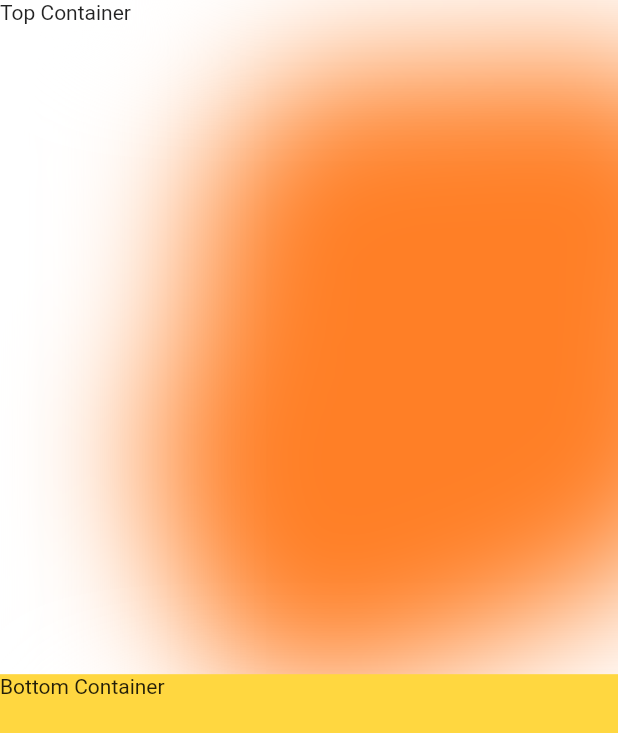
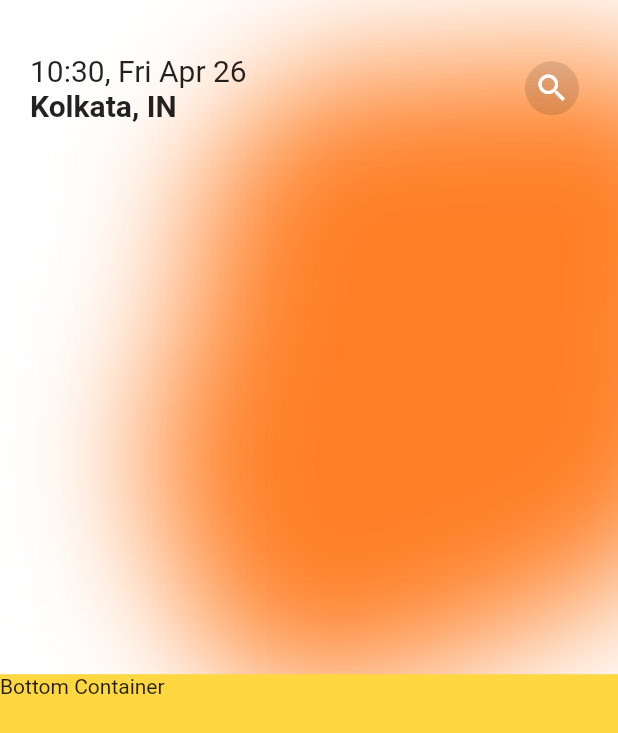
Before and after one commit to xybercommander/new_flutter_weather, a Flutter app: the screen it shows after launch, on a phone screen of 412 x 824 dp. Shown: the top 733 px of the screen. Run offline on Flutter 3.47's test engine with Material 2 defaults, Android fonts, the phone set to English and light mode, and no system bars.

Commit message:
fixing top container

```diff
--- a/lib/homepage.dart
+++ b/lib/homepage.dart
@@ -1,3 +1,5 @@
+import 'dart:async';
+
 import 'package:flutter/material.dart';
 import 'package:new_weather_app/widgets/bg-color-widgets.dart';
 
@@ -7,6 +9,44 @@ class HomePage extends StatefulWidget {
 }
 
 class _HomePageState extends State<HomePage> {
+  List<String> weekday = ['Thursday', 'Friday', 'Saturday', 'Sunday', 'Monday', 'Tuesday', 'Wednesday'];
+  List<String> months = [
+    'December',
+    'January',
+    'February',
+    'March',
+    'April',
+    'May',
+    'June',
+    'July',
+    'August',
+    'September',
+    'October',
+    'November'
+  ];
+
+  int minute;
+  String minuteFormat() {
+    if(DateTime.now().minute - 10 < 0) {
+      return '0${DateTime.now().minute}';
+    } else {
+      return '${DateTime.now().minute}';
+    }
+  }
+
+  @override
+  void initState() {
+    Timer.periodic(Duration(seconds: 1), (timer) {
+      setState(() {
+
+      });
+    });
+    super.initState();
+  }
+
+
+
+  //------------- UI OF THE APP -------------//
   @override
   Widget build(BuildContext context) {
     return Scaffold(
@@ -20,9 +60,41 @@ class _HomePageState extends State<HomePage> {
               children: [
                 //---------- TOP CONTAINER ----------//
                 Container(
+                  padding: EdgeInsets.only(left: 20),
                   width: MediaQuery.of(context).size.width,
                   height: MediaQuery.of(context).size.width / 3.5,
-                  child: Text('Top Container'),
+                  child: Row(
+                    mainAxisAlignment: MainAxisAlignment.spaceBetween,
+                    crossAxisAlignment: CrossAxisAlignment.center,
+                    children: [
+                      Column(
+                        mainAxisAlignment: MainAxisAlignment.center,
+                        crossAxisAlignment: CrossAxisAlignment.start,
+                        children: [
+                          Text(
+                            '${DateTime.now().hour}:${minuteFormat()}, ${weekday[DateTime.now().weekday].substring(0, 3)} ${months[DateTime.now().month].substring(0, 3)} ${DateTime.now().day}',
+                            style: TextStyle(
+                              fontSize: 20,
+                            ),
+                          ),
+                          Text(
+                            'Kolkata, IN',
+                            style: TextStyle(
+                              fontSize: 20,
+                              fontWeight: FontWeight.bold
+                            ),
+                          ),
+                        ],
+                      ),
+                      MaterialButton(
+                        onPressed: () => print('Search'),
+                        child: Icon(Icons.search, color: Colors.white,),
+                        color: Colors.black12,
+                        elevation: 0,
+                        shape: CircleBorder(),
+                      )
+                    ],
+                  ),
                 ),
 
                 //---------- BOTTOM CONTAINER ----------//
```
